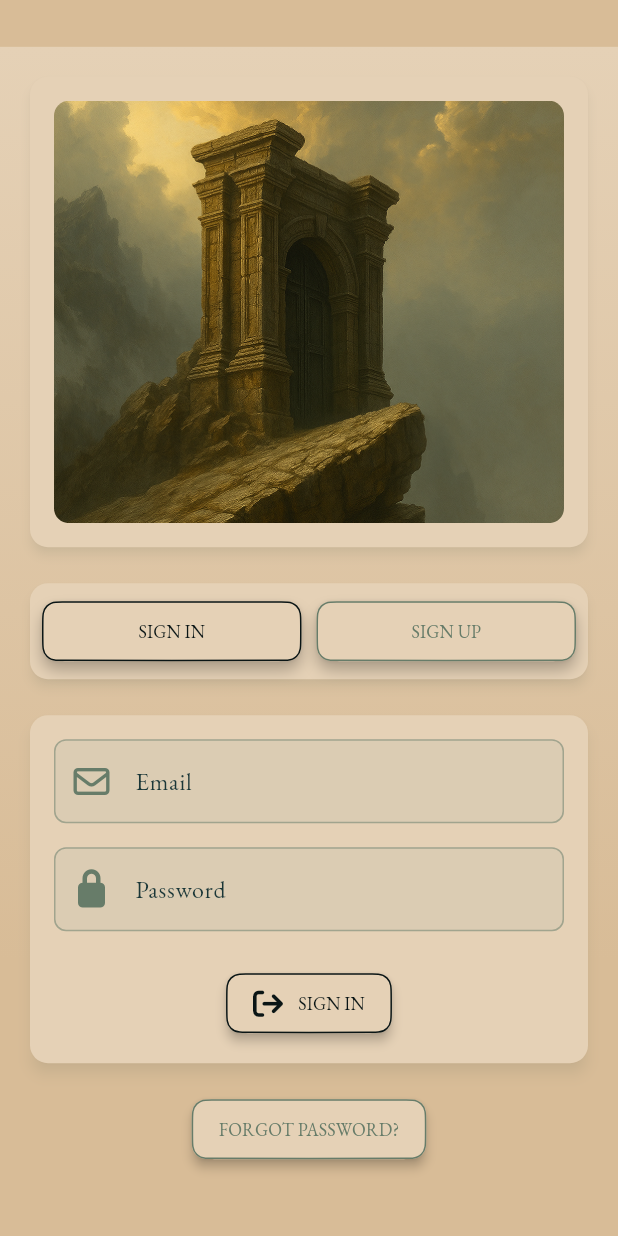
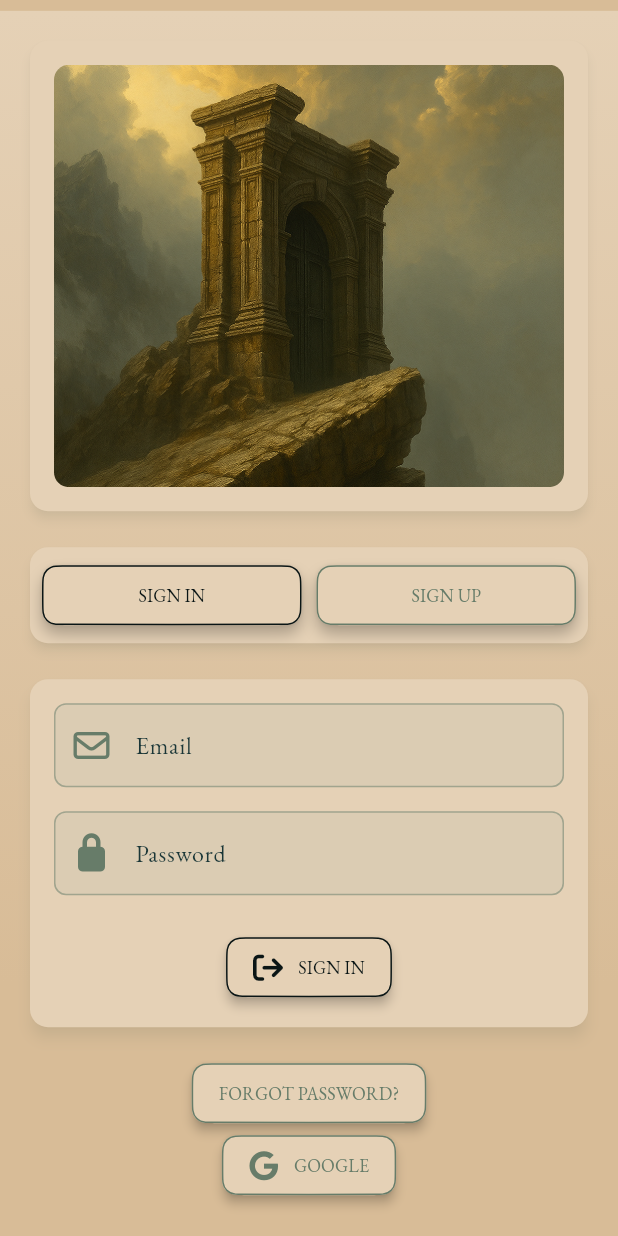
Before and after one commit to tasarien/anchor-points, a Flutter app: the screen it shows after launch, on a phone screen of 412 x 824 dp. Run offline on Flutter 3.47's test engine with Material 3 defaults, Android fonts, the light colour scheme and no system bars; our stand-ins replace font_awesome_flutter, google_sign_in, persistent_bottom_nav_bar, shared_preferences, supabase_flutter; missing offline and left inert: flutter_popup, google_sign_in_ios; accounts and stored records are empty.

Commit message:
google_auth

```diff
--- a/lib/presentations/screens/auth_screen.dart
+++ b/lib/presentations/screens/auth_screen.dart
@@ -97,6 +97,7 @@ class _AuthScreenState extends State<AuthScreen> {
   Widget build(BuildContext context) {
     final theme = Theme.of(context);
     final settings = context.watch<SettingsProvider>();
+    final authProvider = context.read<AuthProvider>();
 
     return Scaffold(
       body: WholeScaffoldBody(
@@ -260,6 +261,16 @@ class _AuthScreenState extends State<AuthScreen> {
                     suggested: false,
                     text: 'Forgot Password?',
                   ),
+
+                WholeButton(
+                  text: "google",
+                  icon: FontAwesomeIcons.google,
+                  wide: true,
+                  suggested: false,
+                  onPressed: () async {
+                    await authProvider.googleSignIn();
+                  },
+                ),
               ],
             ),
           ),
--- a/pubspec.yaml
+++ b/pubspec.yaml
@@ -24,6 +24,8 @@ dependencies:
   provider: ^6.1.5+1
   flutter_localization: ^0.3.3
   persistent_bottom_nav_bar: ^6.2.1
+  google_sign_in_ios: ^6.2.1
+  google_sign_in: ^7.2.0
 
 dev_dependencies:
   flutter_launcher_icons: ^0.13.1
```
Also changed, not shown: lib/presentations/providers/auth_provider.dart (+35 -4 lines), pubspec.lock, 4 other files.
